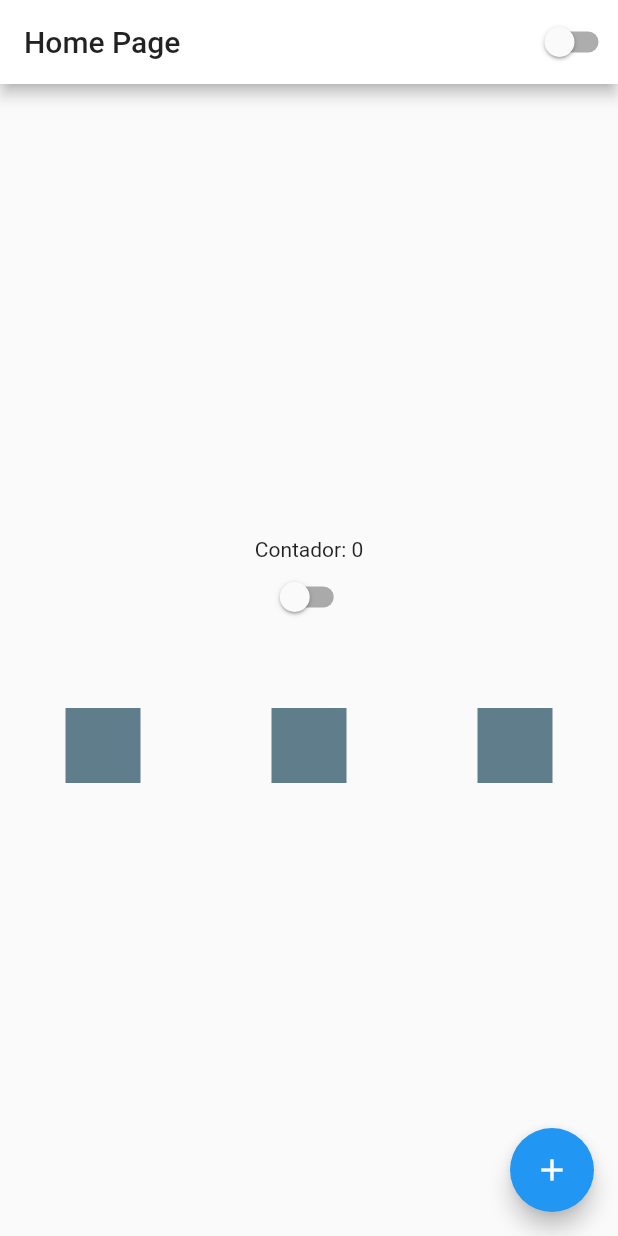
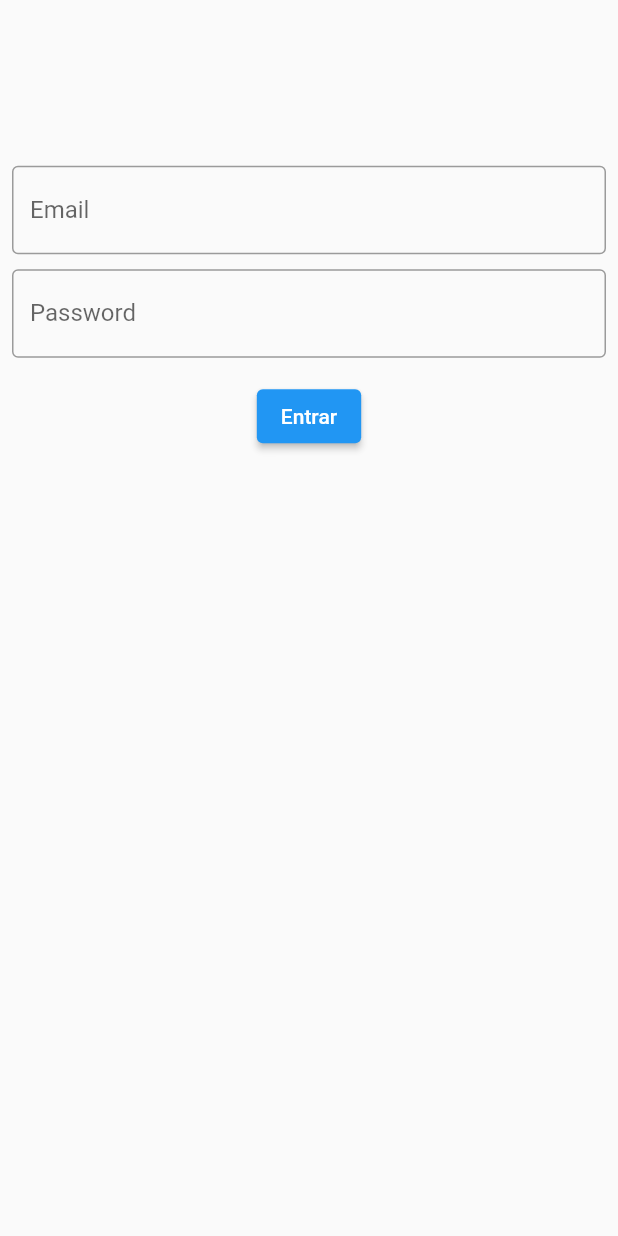
Before and after one commit to Britoweb/flutterando, a Flutter app: the screen it shows after launch, on a phone screen of 412 x 824 dp. Run offline on Flutter 3.47's test engine with Material 2 defaults, Android fonts, the phone set to English and light mode, and no system bars.

Commit message:
Fim Aula 17

```diff
--- a/lib/app_widget.dart
+++ b/lib/app_widget.dart
@@ -1,6 +1,7 @@
 import 'package:flutter/material.dart';
 import 'package:ola_mundo/app_controller.dart';
 import 'package:ola_mundo/home_page.dart';
+import 'package:ola_mundo/login_page.dart';
 
 class AppWidget extends StatelessWidget {
   @override
@@ -15,7 +16,7 @@ class AppWidget extends StatelessWidget {
                ? Brightness.dark
                : Brightness.light,
             ),
-            home: HomePage(),
+            home: LoginPage(),
           );
         });
   }
--- /dev/null
+++ b/lib/login_page.dart
@@ -0,0 +1,66 @@
+import 'package:flutter/material.dart';
+
+class LoginPage extends StatefulWidget {
+  const LoginPage({Key? key}) : super(key: key);
+
+  @override
+  _LoginPageState createState() => _LoginPageState();
+}
+
+class _LoginPageState extends State<LoginPage> {
+  String email = '';
+  String password = '';
+
+  @override
+  Widget build(BuildContext context) {
+    return Scaffold(
+      body: SingleChildScrollView(
+        child: SizedBox(
+          height: MediaQuery.of(context).size.width,
+          width: MediaQuery.of(context).size.height,
+          child: Padding(
+            padding: const EdgeInsets.all(8.0),
+            child: Column(
+              mainAxisAlignment: MainAxisAlignment.center,
+              children: [
+                TextField(
+                  onChanged: (text) {
+                    email = text;
+                  },
+                  keyboardType: TextInputType.emailAddress,
+                  decoration: InputDecoration(
+                      labelText: 'Email', border: OutlineInputBorder()),
+                ),
+                SizedBox(
+                  height: 10,
+                ),
+                TextField(
+                  onChanged: (text) {
+                    password = text;
+                  },
+                  obscureText: true,
+                  decoration: InputDecoration(
+                      labelText: 'Password', border: OutlineInputBorder()),
+                ),
+                SizedBox(
+                  height: 15,
+                ),
+                ElevatedButton(
+                  onPressed: () {
+                    if (email == 'a@b.com' &&
+                        password == '123') {
+                      print('Autenticando...');
+                    } else {
+                      print('Login Inválido');
+                    }
+                  },
+                  child: Text('Entrar'),
+                )
+              ],
+            ),
+          ),
+        ),
+      ),
+    );
+  }
+}
```
